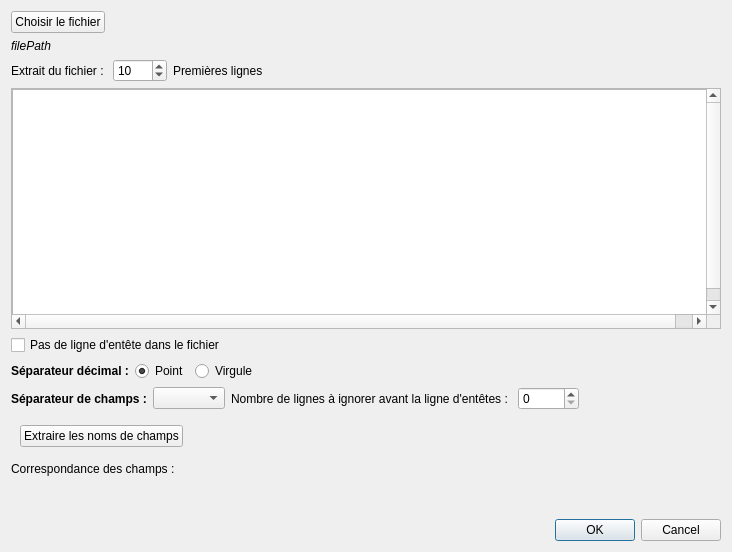
Before: the Qt Designer form pluginshared/ct_view/tools/ct_textfileconfigurationdialog.ui in computree/computree-v3, drawn with Qt 5.
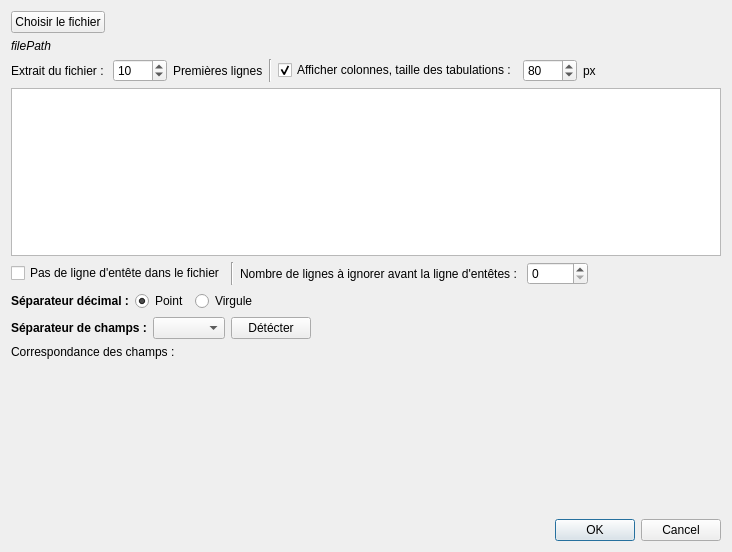
After: the same form once the commit is applied.

Commit message:
Lecture de fichiers ascii : * Amélioration de la boite de dialogue * Correction de petits bugs (pb_steploadasciifile02) * Création d'un composant pour les stepConfigDialog
Lidar aérien :
* Début d'implémentation des plotmanager (à terminer)

Matching :
* Etape de chargement de fichiers de positions générique (pas fini)

Patch:
```diff
--- a/pluginshared/ct_view/tools/ct_textfileconfigurationdialog.ui
+++ b/pluginshared/ct_view/tools/ct_textfileconfigurationdialog.ui
@@ -10,6 +10,12 @@
     <height>552</height>
    </rect>
   </property>
+  <property name="maximumSize">
+   <size>
+    <width>900</width>
+    <height>16777215</height>
+   </size>
+  </property>
   <property name="windowTitle">
    <string>Configuration</string>
   </property>
@@ -109,6 +115,43 @@
         </property>
        </widget>
       </item>
+      <item>
+       <widget class="Line" name="line">
+        <property name="orientation">
+         <enum>Qt::Vertical</enum>
+        </property>
+       </widget>
+      </item>
+      <item>
+       <widget class="QCheckBox" name="cb_showCols">
+        <property name="text">
+         <string>Afficher colonnes, taille des tabulations :</string>
+        </property>
+        <property name="checked">
+         <bool>true</bool>
+        </property>
+       </widget>
+      </item>
+      <item>
+       <widget class="QSpinBox" name="sb_tabSize">
+        <property name="maximum">
+         <number>9999</number>
+        </property>
+        <property name="singleStep">
+         <number>10</number>
+        </property>
+        <property name="value">
+         <number>80</number>
+        </property>
+       </widget>
+      </item>
+      <item>
+       <widget class="QLabel" name="label_7">
+        <property name="text">
+         <string>px</string>
+        </property>
+       </widget>
+      </item>
       <item>
        <spacer name="horizontalSpacer">
         <property name="orientation">
@@ -126,69 +169,96 @@
     </widget>
    </item>
    <item>
-    <widget class="QScrollArea" name="scrollArea">
-     <widget class="QWidget" name="scrollAreaWidgetContents">
-      <property name="geometry">
-       <rect>
-        <x>0</x>
-        <y>0</y>
-        <width>712</width>
-        <height>239</height>
-       </rect>
-      </property>
-      <property name="sizePolicy">
-       <sizepolicy hsizetype="Expanding" vsizetype="Expanding">
-        <horstretch>0</horstretch>
-        <verstretch>0</verstretch>
-       </sizepolicy>
-      </property>
-      <layout class="QHBoxLayout" name="horizontalLayout_2">
-       <property name="spacing">
-        <number>0</number>
-       </property>
-       <property name="leftMargin">
-        <number>0</number>
-       </property>
-       <property name="topMargin">
-        <number>0</number>
-       </property>
-       <property name="rightMargin">
-        <number>0</number>
-       </property>
-       <property name="bottomMargin">
-        <number>0</number>
-       </property>
-       <item>
-        <widget class="QTextEdit" name="fileExtract">
-         <property name="sizePolicy">
-          <sizepolicy hsizetype="Expanding" vsizetype="Expanding">
-           <horstretch>0</horstretch>
-           <verstretch>0</verstretch>
-          </sizepolicy>
-         </property>
-         <property name="undoRedoEnabled">
-          <bool>false</bool>
-         </property>
-         <property name="readOnly">
-          <bool>true</bool>
-         </property>
-         <property name="acceptRichText">
-          <bool>false</bool>
-         </property>
-         <property name="textInteractionFlags">
-          <set>Qt::NoTextInteraction</set>
-         </property>
-        </widget>
-       </item>
-      </layout>
-     </widget>
+    <widget class="QTextEdit" name="fileExtract">
+     <property name="sizePolicy">
+      <sizepolicy hsizetype="Expanding" vsizetype="Expanding">
+       <horstretch>0</horstretch>
+       <verstretch>0</verstretch>
+      </sizepolicy>
+     </property>
+     <property name="verticalScrollBarPolicy">
+      <enum>Qt::ScrollBarAsNeeded</enum>
+     </property>
+     <property name="horizontalScrollBarPolicy">
+      <enum>Qt::ScrollBarAsNeeded</enum>
+     </property>
+     <property name="sizeAdjustPolicy">
+      <enum>QAbstractScrollArea::AdjustToContents</enum>
+     </property>
+     <property name="undoRedoEnabled">
+      <bool>false</bool>
+     </property>
+     <property name="lineWrapMode">
+      <enum>QTextEdit::NoWrap</enum>
+     </property>
+     <property name="readOnly">
+      <bool>true</bool>
+     </property>
+     <property name="acceptRichText">
+      <bool>false</bool>
+     </property>
+     <property name="textInteractionFlags">
+      <set>Qt::NoTextInteraction</set>
+     </property>
     </widget>
    </item>
    <item>
-    <widget class="QCheckBox" name="cb_noheader">
-     <property name="text">
-      <string>Pas de ligne d'entête dans le fichier</string>
-     </property>
+    <widget class="QWidget" name="widget_8" native="true">
+     <layout class="QHBoxLayout" name="horizontalLayout_2">
+      <property name="leftMargin">
+       <number>0</number>
+      </property>
+      <property name="topMargin">
+       <number>0</number>
+      </property>
+      <property name="rightMargin">
+       <number>0</number>
+      </property>
+      <property name="bottomMargin">
+       <number>0</number>
+      </property>
+      <item>
+       <widget class="QCheckBox" name="cb_noheader">
+        <property name="text">
+         <string>Pas de ligne d'entête dans le fichier</string>
+        </property>
+       </widget>
+      </item>
+      <item>
+       <widget class="Line" name="line_2">
+        <property name="orientation">
+         <enum>Qt::Vertical</enum>
+        </property>
+       </widget>
+      </item>
+      <item>
+       <widget class="QLabel" name="label_6">
+        <property name="text">
+         <string>Nombre de lignes à ignorer avant la ligne d'entêtes : </string>
+        </property>
+       </widget>
+      </item>
+      <item>
+       <widget class="QSpinBox" name="skipLines">
+        <property name="maximum">
+         <number>10000</number>
+        </property>
+       </widget>
+      </item>
+      <item>
+       <spacer name="horizontalSpacer_7">
+        <property name="orientation">
+         <enum>Qt::Horizontal</enum>
+        </property>
+        <property name="sizeHint" stdset="0">
+         <size>
+          <width>40</width>
+          <height>20</height>
+         </size>
+        </property>
+       </spacer>
+      </item>
+     </layout>
     </widget>
    </item>
    <item>
@@ -288,6 +358,12 @@
       </item>
       <item>
        <widget class="QComboBox" name="separator">
+        <property name="minimumSize">
+         <size>
+          <width>0</width>
+          <height>0</height>
+         </size>
+        </property>
         <property name="maxVisibleItems">
          <number>10</number>
         </property>
@@ -300,16 +376,9 @@
        </widget>
       </item>
       <item>
-       <widget class="QLabel" name="label_6">
+       <widget class="QPushButton" name="pb_detect">
         <property name="text">
-         <string>Nombre de lignes à ignorer avant la ligne d'entêtes : </string>
-        </property>
-       </widget>
-      </item>
-      <item>
-       <widget class="QSpinBox" name="skipLines">
-        <property name="maximum">
-         <number>10000</number>
+         <string>Détécter</string>
         </property>
        </widget>
       </item>
@@ -329,32 +398,6 @@
      </layout>
     </widget>
    </item>
-   <item>
-    <widget class="QWidget" name="widget_4" native="true">
-     <layout class="QHBoxLayout" name="horizontalLayout_4">
-      <item>
-       <widget class="QPushButton" name="extractFieldsNames">
-        <property name="text">
-         <string>Extraire les noms de champs</string>
-        </property>
-       </widget>
-      </item>
-      <item>
-       <spacer name="horizontalSpacer_3">
-        <property name="orientation">
-         <enum>Qt::Horizontal</enum>
-        </property>
-        <property name="sizeHint" stdset="0">
-         <size>
-          <width>40</width>
-          <height>20</height>
-         </size>
-        </property>
-       </spacer>
-      </item>
-     </layout>
-    </widget>
-   </item>
    <item>
     <widget class="QWidget" name="widget_3" native="true">
      <layout class="QHBoxLayout" name="horizontalLayout_6">
```
The commit also changes 24 other files.
